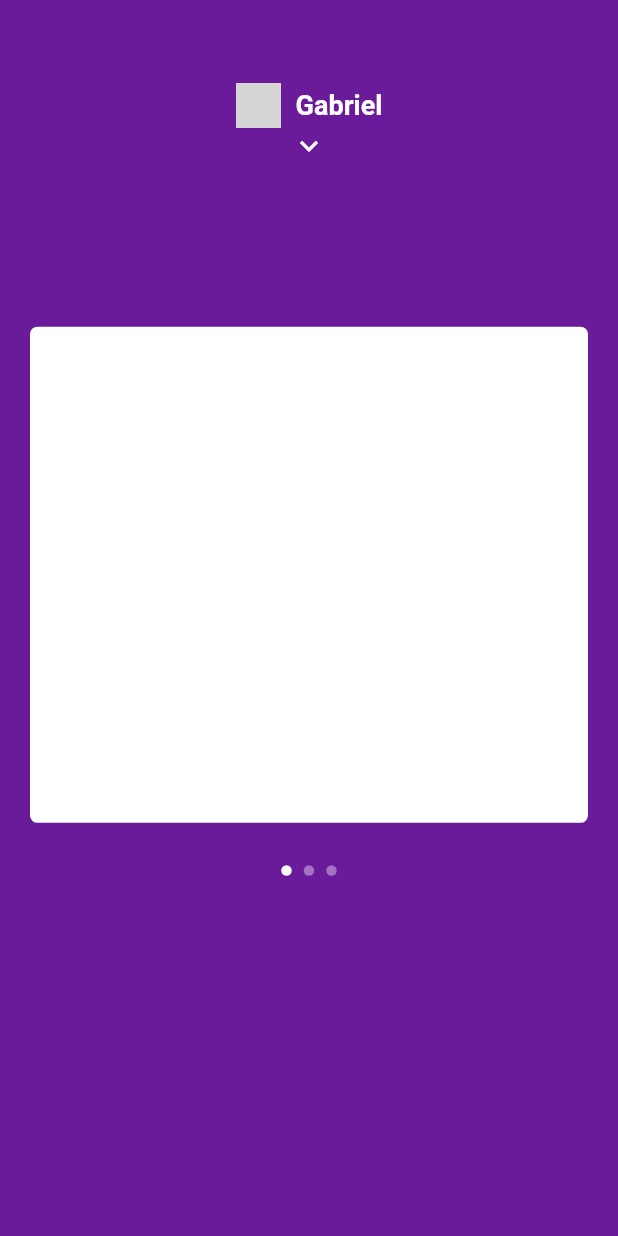
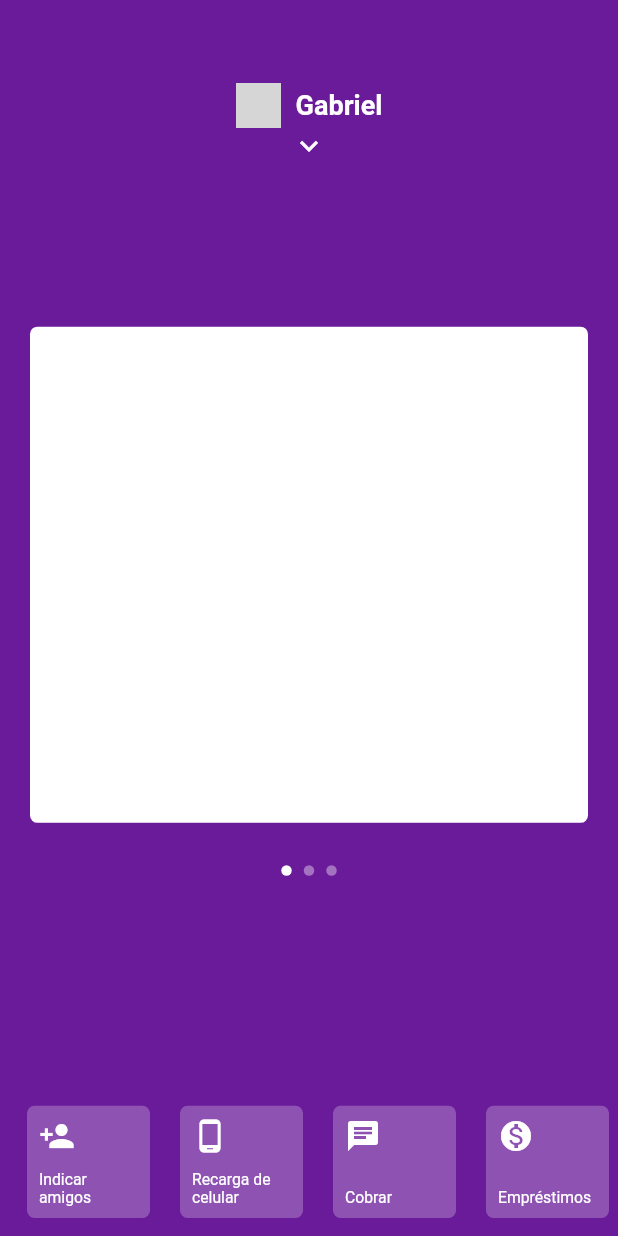
Before and after one commit to gabriel-lucas-sl/Flutter, a Flutter app: the screen it shows after launch, on a phone screen of 412 x 824 dp. Run offline on Flutter 3.47's test engine with Material 2 defaults, Android fonts, the light colour scheme and no system bars; network calls fail; grey boxes are pictures that could not be loaded.

Commit message:
adding bottom menu

```diff
--- a/Projetos/nubank_clone/lib/pages/home/home_page.dart
+++ b/Projetos/nubank_clone/lib/pages/home/home_page.dart
@@ -1,4 +1,5 @@
 import 'package:flutter/material.dart';
+import 'package:nubank_clone/pages/home/widgets/item_menu_bottom.dart';
 import 'package:nubank_clone/pages/home/widgets/menu_app.dart';
 import 'package:nubank_clone/pages/home/widgets/my_app_bar.dart';
 import 'package:nubank_clone/pages/home/widgets/my_dots_app.dart';
@@ -27,9 +28,7 @@ class _HomePageState extends State<HomePage> {
   Widget build(BuildContext context) {
     double _screenHeight = MediaQuery.of(context).size.height;
 
-    if (_yPosition == null) {
-      _yPosition = _screenHeight * .24;
-    }
+    _yPosition ??= _screenHeight * .24;
 
     return Scaffold(
       backgroundColor: Colors.purple[800],
@@ -102,6 +101,65 @@ class _HomePageState extends State<HomePage> {
           currentIndex: _currentIndex,
           toogleMenu: _showMenu,
         ),
+        AnimatedPositioned(
+          duration: const Duration(milliseconds: 200),
+          bottom: !_showMenu ? MediaQuery.of(context).padding.bottom : 0,
+          left: 0,
+          right: 0,
+          height: _screenHeight * .12,
+          child: Padding(
+            padding: const EdgeInsets.only(left: 8),
+            child: AnimatedOpacity(
+              duration: const Duration(milliseconds: 200),
+              opacity: !_showMenu ? 1 : 0,
+              child: ListView(
+                physics: const BouncingScrollPhysics(),
+                scrollDirection: Axis.horizontal,
+                children: const [
+                  ItemMenuBottom(
+                    icon: Icons.person_add,
+                    text: 'Indicar amigos',
+                  ),
+                  ItemMenuBottom(
+                    icon: Icons.phone_android,
+                    text: 'Recarga de celular',
+                  ),
+                  ItemMenuBottom(
+                    icon: Icons.chat,
+                    text: 'Cobrar',
+                  ),
+                  ItemMenuBottom(
+                    icon: Icons.monetization_on,
+                    text: 'Empréstimos',
+                  ),
+                  ItemMenuBottom(
+                    icon: Icons.move_to_inbox,
+                    text: 'Depositar',
+                  ),
+                  ItemMenuBottom(
+                    icon: Icons.mobile_screen_share,
+                    text: 'Transferir',
+                  ),
+                  ItemMenuBottom(
+                    icon: Icons.format_align_center,
+                    text: 'Ajustar limite',
+                  ),
+                  ItemMenuBottom(
+                    icon: Icons.chrome_reader_mode,
+                    text: 'Pagar',
+                  ),
+                  Padding(
+                    padding: EdgeInsets.only(right: 8),
+                    child: ItemMenuBottom(
+                      icon: Icons.lock_open,
+                      text: 'Bloquear cartão',
+                    ),
+                  ),
+                ],
+              ),
+            ),
+          ),
+        )
       ]),
     );
   }
--- /dev/null
+++ b/Projetos/nubank_clone/lib/pages/home/widgets/item_menu_bottom.dart
@@ -0,0 +1,39 @@
+import 'package:flutter/material.dart';
+
+class ItemMenuBottom extends StatelessWidget {
+  final IconData icon;
+  final String text;
+
+  const ItemMenuBottom({Key? key, required this.icon, required this.text})
+      : super(key: key);
+
+  @override
+  Widget build(BuildContext context) {
+    return Padding(
+      padding: const EdgeInsets.symmetric(horizontal: 10, vertical: 12),
+      child: Container(
+        width: 82,
+        decoration: BoxDecoration(
+          borderRadius: BorderRadius.circular(5),
+          color: Colors.white24,
+        ),
+        child: Padding(
+          padding: const EdgeInsets.all(8.0),
+          child: Column(
+            mainAxisAlignment: MainAxisAlignment.spaceBetween,
+            crossAxisAlignment: CrossAxisAlignment.start,
+            children: [
+              Icon(icon),
+              Text(
+                text,
+                style: const TextStyle(
+                  fontSize: 10.5,
+                ),
+              )
+            ],
+          ),
+        ),
+      ),
+    );
+  }
+}
--- a/Projetos/nubank_clone/lib/pages/home/widgets/menu_app.dart
+++ b/Projetos/nubank_clone/lib/pages/home/widgets/menu_app.dart
@@ -18,7 +18,7 @@ class MenuApp extends StatelessWidget {
       left: 0,
       right: 0,
       child: AnimatedOpacity(
-        duration: Duration(milliseconds: 200),
+        duration: const Duration(milliseconds: 150),
         opacity: toogleMenu ? 1 : 0,
         child: Container(
           color: Colors.purple[800],
--- a/Projetos/nubank_clone/lib/pages/home/widgets/page_view_app.dart
+++ b/Projetos/nubank_clone/lib/pages/home/widgets/page_view_app.dart
@@ -18,7 +18,7 @@ class PageViewApp extends StatelessWidget {
   @override
   Widget build(BuildContext context) {
     return AnimatedPositioned(
-      duration: const Duration(milliseconds: 300),
+      duration: const Duration(milliseconds: 180),
       curve: Curves.easeOut,
       top: top,
       height: MediaQuery.of(context).size.height * .45,
@@ -29,9 +29,9 @@ class PageViewApp extends StatelessWidget {
         child: PageView(
           onPageChanged: onChanged,
           physics: toogleMenu
-              ? NeverScrollableScrollPhysics()
-              : BouncingScrollPhysics(),
-          children: <Widget>[
+              ? const NeverScrollableScrollPhysics()
+              : const BouncingScrollPhysics(),
+          children: const [
             CardApp(),
             CardApp(),
             CardApp(),
```
Also changed, not shown: 1 other file.
